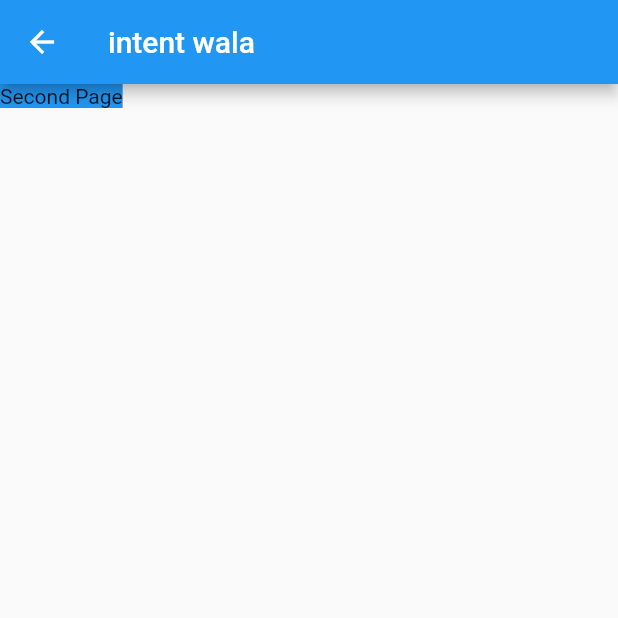
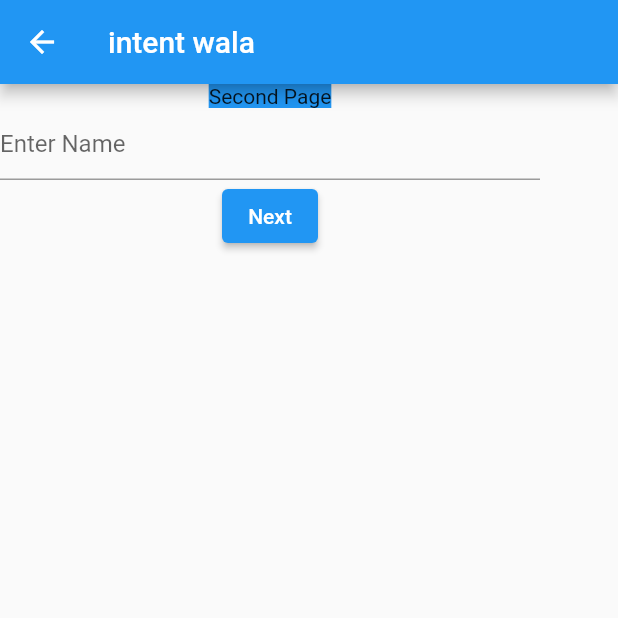
Before and after one commit to panditakshay402/Flutter, a Flutter app: the screen it shows after launch, after a tap on "Click Here", on a phone screen of 412 x 824 dp, the top half of it. Run offline on Flutter 3.47's test engine with Material 2 defaults, Android fonts, the phone set to English and light mode, and no system bars.

Commit message:
DataTransfer.dart Added

```diff
--- a/lib/SecondPage.dart
+++ b/lib/SecondPage.dart
@@ -1,18 +1,38 @@
 import 'package:flutter/cupertino.dart';
 import 'package:flutter/material.dart';
+import 'package:flutter_1/DataTransfer.dart';
 
 class SecondPage extends StatelessWidget {
   const SecondPage({Key? key}) : super(key: key);
 
   @override
   Widget build(BuildContext context) {
+    var name = TextEditingController();
     return Scaffold(
       appBar: AppBar(
         title: Text('intent wala'),
       ),
-      body: Container(
-        color: Colors.blue,
-        child: Text('Second Page'),
+      body: Column(
+        children: [
+          Container(
+            color: Colors.blue,
+            child: Text('Second Page'),
+          ),
+          Container(
+            width: 360,
+            child: TextField(
+              controller: name,
+              decoration: InputDecoration(hintText: 'Enter Name'),
+            ),
+          ),
+          ElevatedButton(
+              onPressed: () {
+                Navigator.push(context, MaterialPageRoute(builder: (context) {
+                  return DataTransfer(name.text.toString());
+                }));
+              },
+              child: Text('Next'))
+        ],
       ),
     );
   }
--- a/lib/SplashScreen.dart
+++ b/lib/SplashScreen.dart
@@ -16,7 +16,7 @@ class _SplashScreenState extends State<SplashScreen> {
   void initState() {
     // TODO: implement initState
     super.initState();
-    Timer(Duration(seconds: 5), () {
+    Timer(Duration(seconds: 2), () {
       Navigator.pushReplacement(context, MaterialPageRoute(builder: (context) {
         return FirstPage();
       }));
```
Also changed, not shown: lib/DataTransfer.dart (added, +18 -0 lines).
